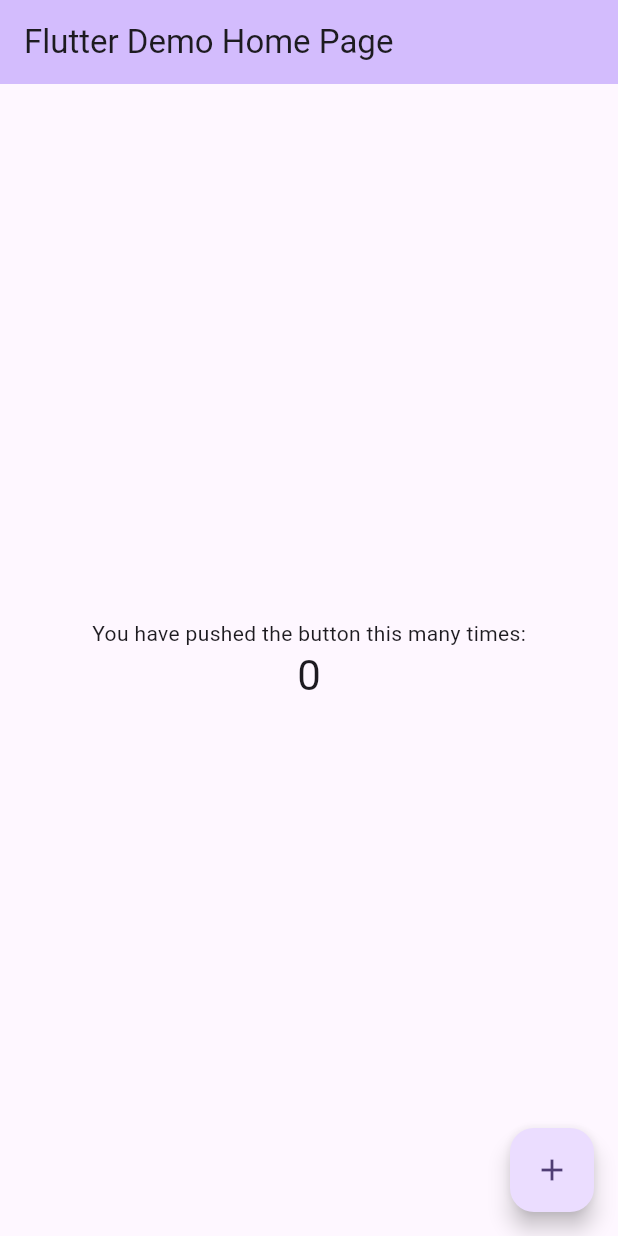
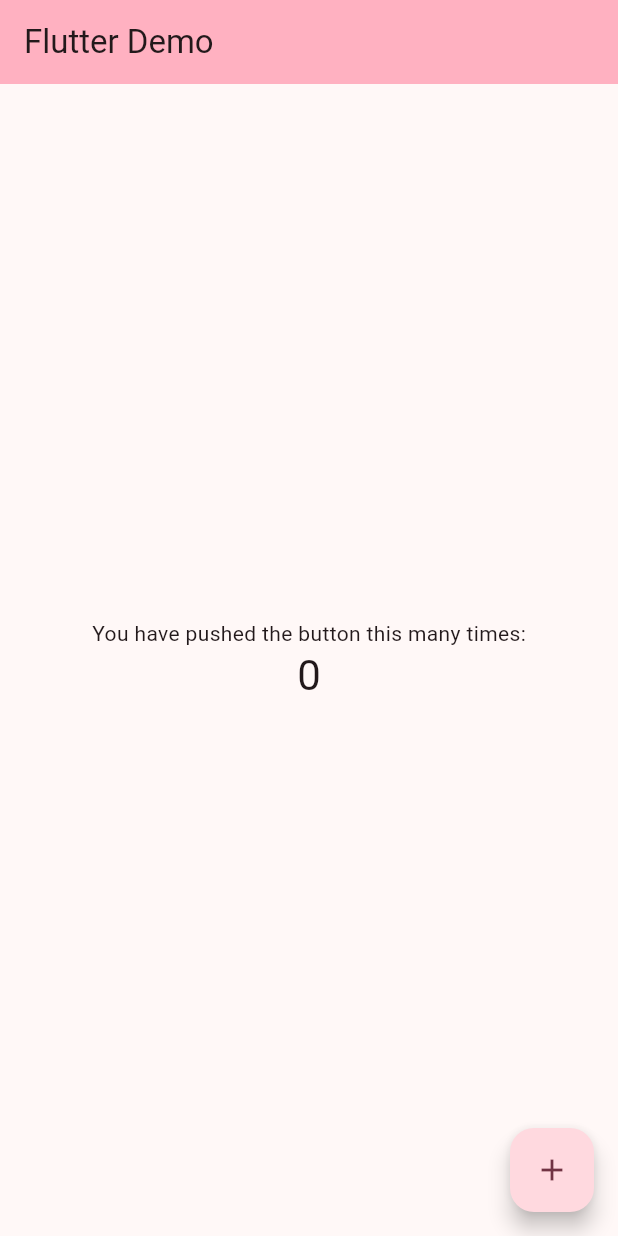
Before and after one commit to Thaidepzai0202/test_git_flow, a Flutter app: the screen it shows after launch, on a phone screen of 412 x 824 dp. Run offline on Flutter 3.47's test engine with Material 3 defaults, Android fonts, the phone set to English and light mode, and no system bars.

```diff
--- a/lib/main.dart
+++ b/lib/main.dart
@@ -13,41 +13,16 @@ class MyApp extends StatelessWidget {
     return MaterialApp(
       title: 'Flutter Demo',
       theme: ThemeData(
-        // This is the theme of your application.
-        //
-        // TRY THIS: Try running your application with "flutter run". You'll see
-        // the application has a blue toolbar. Then, without quitting the app,
-        // try changing the seedColor in the colorScheme below to Colors.green
-        // and then invoke "hot reload" (save your changes or press the "hot
-        // reload" button in a Flutter-supported IDE, or press "r" if you used
-        // the command line to start the app).
-        //
-        // Notice that the counter didn't reset back to zero; the application
-        // state is not lost during the reload. To reset the state, use hot
-        // restart instead.
-        //
-        // This works for code too, not just values: Most code changes can be
-        // tested with just a hot reload.
-        colorScheme: ColorScheme.fromSeed(seedColor: Colors.deepPurple),
+        colorScheme: ColorScheme.fromSeed(seedColor: Colors.pinkAccent),
         useMaterial3: true,
       ),
-      home: const MyHomePage(title: 'Flutter Demo Home Page'),
+      home: const MyHomePage(title: 'Flutter Demo'),
     );
   }
 }
 
 class MyHomePage extends StatefulWidget {
   const MyHomePage({super.key, required this.title});
-
-  // This widget is the home page of your application. It is stateful, meaning
-  // that it has a State object (defined below) that contains fields that affect
-  // how it looks.
-
-  // This class is the configuration for the state. It holds the values (in this
-  // case the title) provided by the parent (in this case the App widget) and
-  // used by the build method of the State. Fields in a Widget subclass are
-  // always marked "final".
-
   final String title;
 
   @override
@@ -59,50 +34,19 @@ class _MyHomePageState extends State<MyHomePage> {
 
   void _incrementCounter() {
     setState(() {
-      // This call to setState tells the Flutter framework that something has
-      // changed in this State, which causes it to rerun the build method below
-      // so that the display can reflect the updated values. If we changed
-      // _counter without calling setState(), then the build method would not be
-      // called again, and so nothing would appear to happen.
       _counter++;
     });
   }
 
   @override
   Widget build(BuildContext context) {
-    // This method is rerun every time setState is called, for instance as done
-    // by the _incrementCounter method above.
-    //
-    // The Flutter framework has been optimized to make rerunning build methods
-    // fast, so that you can just rebuild anything that needs updating rather
-    // than having to individually change instances of widgets.
     return Scaffold(
       appBar: AppBar(
-        // TRY THIS: Try changing the color here to a specific color (to
-        // Colors.amber, perhaps?) and trigger a hot reload to see the AppBar
-        // change color while the other colors stay the same.
         backgroundColor: Theme.of(context).colorScheme.inversePrimary,
-        // Here we take the value from the MyHomePage object that was created by
-        // the App.build method, and use it to set our appbar title.
         title: Text(widget.title),
       ),
       body: Center(
-        // Center is a layout widget. It takes a single child and positions it
-        // in the middle of the parent.
         child: Column(
-          // Column is also a layout widget. It takes a list of children and
-          // arranges them vertically. By default, it sizes itself to fit its
-          // children horizontally, and tries to be as tall as its parent.
-          //
-          // Column has various properties to control how it sizes itself and
-          // how it positions its children. Here we use mainAxisAlignment to
-          // center the children vertically; the main axis here is the vertical
-          // axis because Columns are vertical (the cross axis would be
-          // horizontal).
-          //
-          // TRY THIS: Invoke "debug painting" (choose the "Toggle Debug Paint"
-          // action in the IDE, or press "p" in the console), to see the
-          // wireframe for each widget.
           mainAxisAlignment: MainAxisAlignment.center,
           children: <Widget>[
             const Text(
@@ -117,9 +61,9 @@ class _MyHomePageState extends State<MyHomePage> {
       ),
       floatingActionButton: FloatingActionButton(
         onPressed: _incrementCounter,
-        tooltip: 'Increment',
+        tooltip: 'Click me Now Halo',
         child: const Icon(Icons.add),
-      ), // This trailing comma makes auto-formatting nicer for build methods.
+      ),
     );
   }
 }
```
